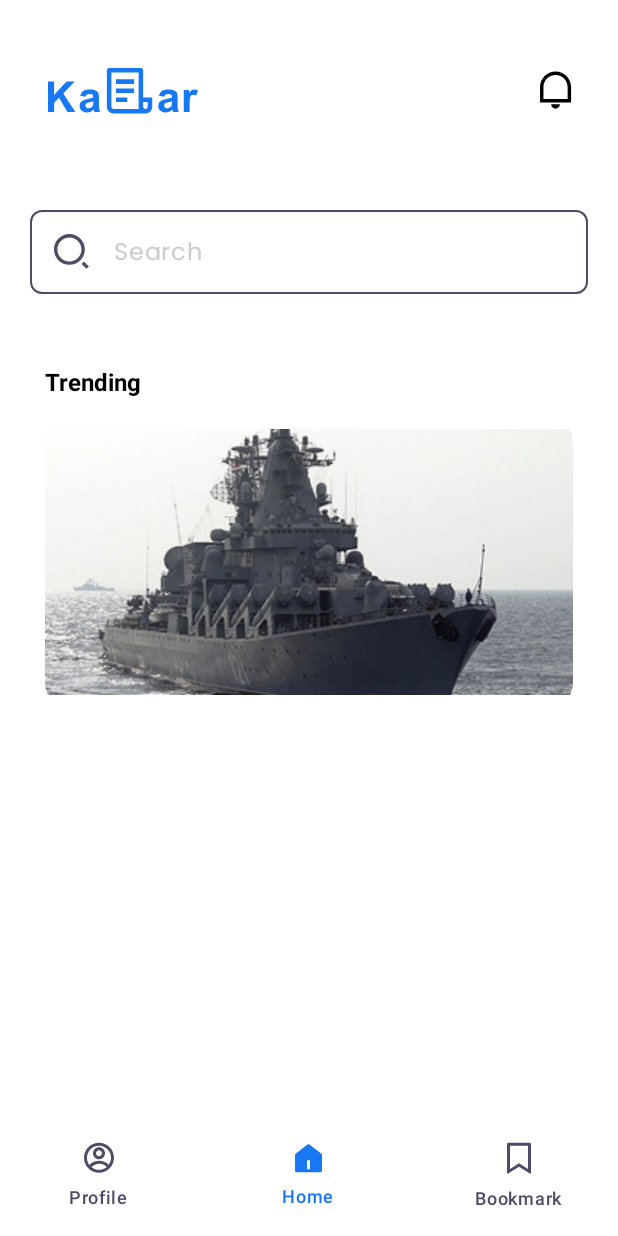
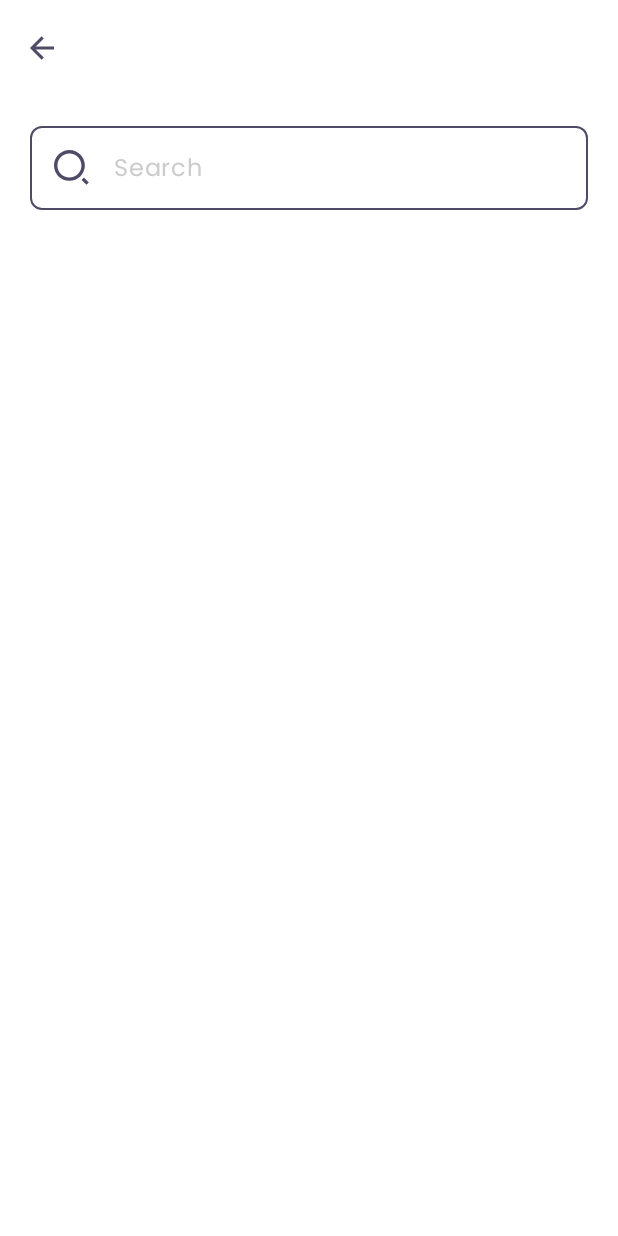
Before and after one commit to asalkhaef/MP-UI-NewsPlatform, an Android app built with Jetpack Compose: the screen it shows after launch (MainActivity), item 3 of the bottom bar chosen, on a phone screen of 412 x 824 dp. Run offline under Robolectric (Android 15) with nearby library versions, the light colour scheme and no system bars; pictures from the network do not load.

Commit message:
Navigation from home to bookmark screen

```diff
--- a/app/src/main/java/com/example/myapplication/MainActivity.kt
+++ b/app/src/main/java/com/example/myapplication/MainActivity.kt
@@ -37,6 +37,9 @@ class MainActivity : ComponentActivity() {
                     composable("profile") {
                         ProfileScreen(navController)
                     }
+                    composable("bookmark") {
+                        BookmarkScreen(navController)
+                    }
                 }
             }
 //                val apiKey = "55d12b83a8914192b99f8841e32133f0"
--- a/app/src/main/java/com/example/myapplication/NewsNavHost.kt
+++ b/app/src/main/java/com/example/myapplication/NewsNavHost.kt
@@ -5,6 +5,7 @@ import androidx.compose.runtime.Composable
 import androidx.navigation.compose.composable
 import androidx.navigation.compose.NavHost
 import androidx.navigation.NavHostController
+import com.example.myapplication.screens.BookmarkScreen
 import com.example.myapplication.screens.HomeScreen
 import com.example.myapplication.screens.NewsContent
 import com.example.newsapp.viewmodel.NewsViewModel
@@ -27,6 +28,9 @@ fun NewsNavHost(navController: NavHostController, viewModel: NewsViewModel) {
         composable("profile"){
             ProfileScreen(navController = navController)
         }
+        composable("bookmark") {
+            BookmarkScreen(navController)
+        }
     }
 
 }
--- /dev/null
+++ b/app/src/main/java/com/example/myapplication/screens/BookmarkScreen.kt
@@ -0,0 +1,91 @@
+package com.example.myapplication.screens
+
+import androidx.compose.foundation.Image
+import androidx.compose.foundation.border
+import androidx.compose.foundation.clickable
+import androidx.compose.foundation.layout.Column
+import androidx.compose.foundation.shape.RoundedCornerShape
+import androidx.compose.foundation.layout.Row
+import androidx.compose.foundation.layout.Spacer
+import androidx.compose.foundation.layout.fillMaxSize
+import androidx.compose.foundation.layout.fillMaxWidth
+import androidx.compose.foundation.layout.height
+import androidx.compose.foundation.layout.padding
+import androidx.compose.foundation.layout.size
+import androidx.compose.foundation.lazy.LazyColumn
+
+import androidx.compose.material3.CardDefaults
+import androidx.compose.foundation.layout.width
+import androidx.compose.foundation.lazy.items
+import androidx.compose.material.icons.Icons
+import androidx.compose.material.icons.automirrored.filled.ArrowBack
+import androidx.compose.material3.Card
+import androidx.compose.material3.ExperimentalMaterial3Api
+import androidx.compose.material3.Icon
+import androidx.compose.material3.IconButton
+import androidx.compose.material3.MaterialTheme
+import androidx.compose.material3.Scaffold
+import androidx.compose.material3.Text
+import androidx.compose.runtime.Composable
+import androidx.compose.ui.Alignment
+import androidx.compose.ui.draw.clip
+import androidx.compose.ui.Modifier
+import androidx.compose.ui.res.painterResource
+import androidx.compose.ui.graphics.Color
+import androidx.compose.ui.text.font.FontWeight
+import androidx.compose.material3.TextField
+import androidx.compose.material3.TextFieldDefaults
+import androidx.compose.material3.TopAppBar
+import androidx.compose.runtime.collectAsState
+import androidx.compose.runtime.getValue
+import androidx.compose.ui.layout.ContentScale
+import androidx.compose.ui.tooling.preview.Preview
+import androidx.compose.ui.unit.dp
+import androidx.compose.ui.unit.sp
+import androidx.navigation.NavController
+import coil.compose.AsyncImage
+import com.example.myapplication.R
+import com.example.newsapp.data.model.Article
+
+
+@OptIn(ExperimentalMaterial3Api::class)
+
+@Composable
+fun BookmarkScreen(navController: NavController) {
+    Scaffold(
+
+        topBar = {
+            TopAppBar(
+                title = { Text("") },
+                navigationIcon = {
+                    IconButton(onClick = {navController.popBackStack()}) {
+                        Icon(
+                            painterResource(id = R.drawable.back_icon),
+                            contentDescription = "Back"
+                        )
+                    }
+                },
+
+            )
+        },
+        content = { paddingValues ->
+            LazyColumn(
+                modifier = Modifier
+                    .padding(paddingValues)
+                    .fillMaxSize()
+            ) {
+                item { SearchBar() }
+
+            }
+        }
+    )
+
+}
+
+//
+//@Preview(showBackground = true)
+//@Composable
+//fun BookmarkScreenPreview() {
+//    BookmarkScreen()
+//}
+//
--- a/app/src/main/java/com/example/myapplication/screens/HomeScreen.kt
+++ b/app/src/main/java/com/example/myapplication/screens/HomeScreen.kt
@@ -151,7 +151,7 @@ fun BottomNavigationBar(navController: NavController) {
                 onClick = { when (item.title) {
                     "Profile" -> navController.navigate("profile")
                     "Home" -> navController.navigate("home")
-                    "Bookmark" -> {}
+                    "Bookmark" -> navController.navigate("bookmark")
                 }},
                 icon = {
                     if (item.title == "Home") {
```
